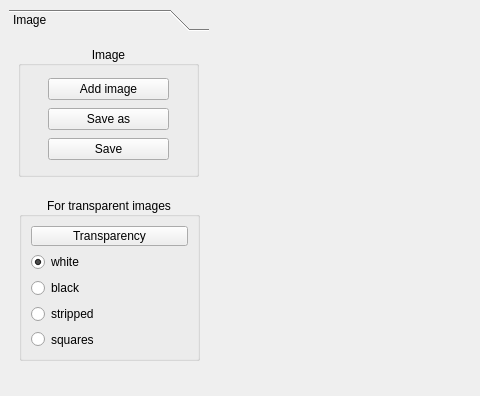
This is mainwindow.ui in HelenaMaslowska/Paintroom as Qt 5 draws it before an edit; both pictures show x 0 to 480 and y 0 to 396 of the 1156 by 740 pixel window. The edited form follows.
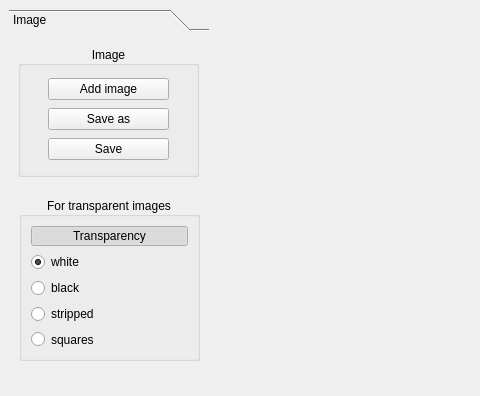
This is the edited form. Icons and pictures are not drawn.

```diff
--- a/mainwindow.ui
+++ b/mainwindow.ui
@@ -75,6 +75,12 @@
         <layout class="QVBoxLayout" name="verticalLayout">
          <item>
           <widget class="QPushButton" name="transparency_btn">
+           <property name="enabled">
+            <bool>true</bool>
+           </property>
+           <property name="mouseTracking">
+            <bool>false</bool>
+           </property>
            <property name="text">
             <string>Transparency</string>
            </property>
@@ -82,7 +88,7 @@
             <bool>true</bool>
            </property>
            <property name="checked">
-            <bool>false</bool>
+            <bool>true</bool>
            </property>
           </widget>
          </item>
```
Left out of the diff: 3 changed lines with no effect on the pictures.
